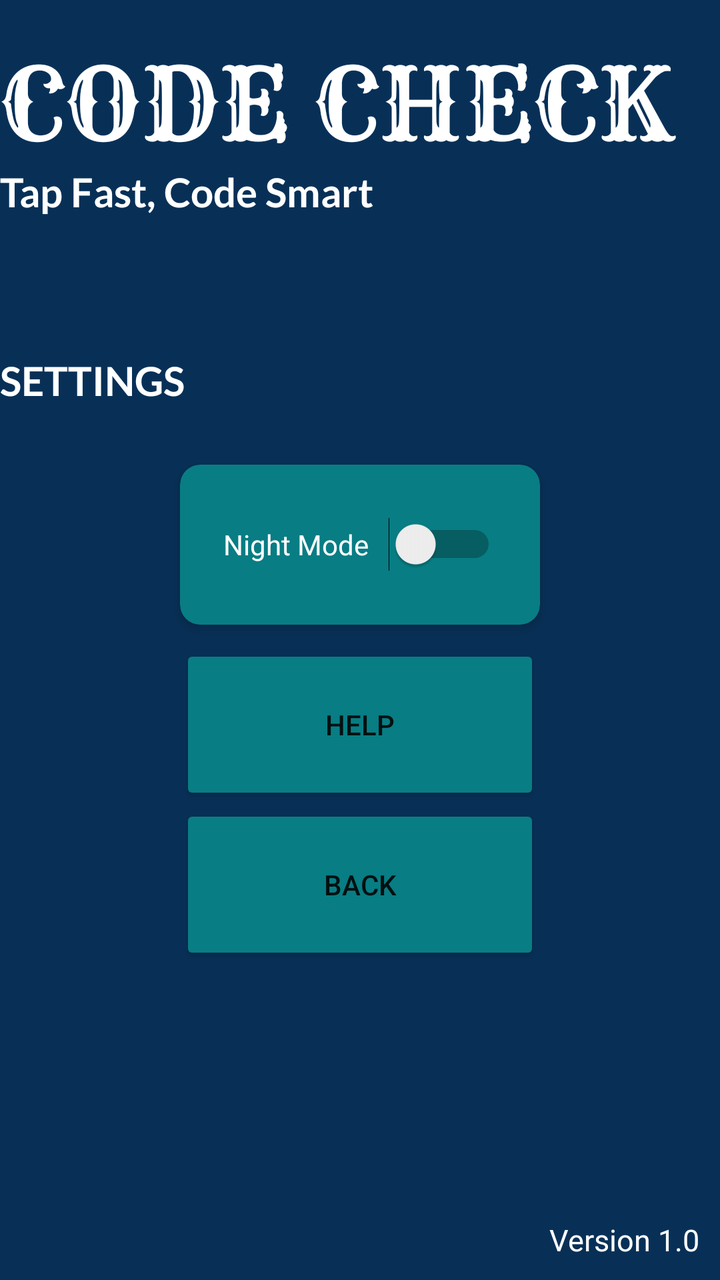
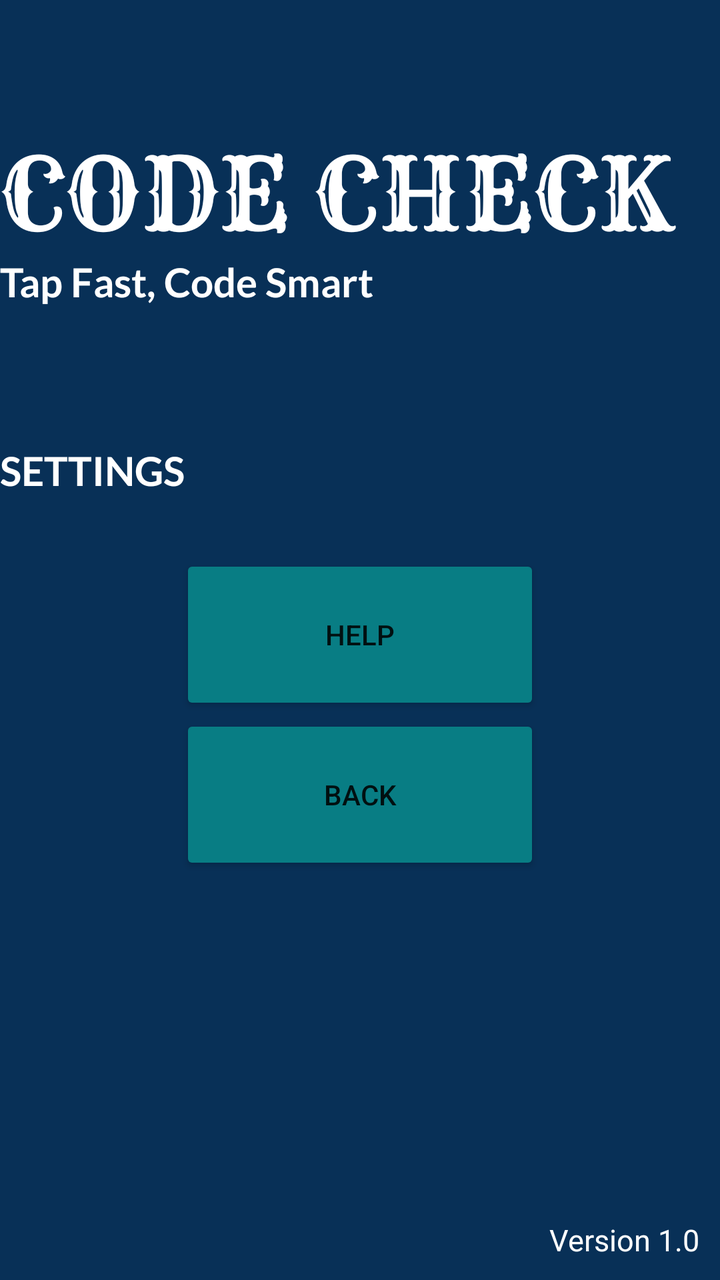

Screens rendered from an Android XML layout before and after an edit, with the pre-edit source and the edit as a unified diff.
<!-- AndroidManifest.xml: application theme Theme.CodeCheckProject -->
<!-- res/layout/activity_settings_page.xml -->
<?xml version="1.0" encoding="utf-8"?>
<FrameLayout xmlns:android="http://schemas.android.com/apk/res/android"
    xmlns:app="http://schemas.android.com/apk/res-auto"
    xmlns:tools="http://schemas.android.com/tools"
    android:id="@+id/main"
    android:layout_width="match_parent"
    android:layout_height="match_parent"
    tools:context=".SettingsPage">

    <LinearLayout
        android:layout_width="match_parent"
        android:layout_height="match_parent"
        android:background="@color/blue"
        android:orientation="vertical"
        android:gravity="center">

        <TextView
            android:layout_width="match_parent"
            android:layout_height="wrap_content"
            android:text="CODE CHECK"
            android:textSize="50sp"
            android:textAlignment="center"
            android:textColor="@color/white"
            android:fontFamily="@font/rye"
            android:layout_marginTop="-100dp"/>

        <TextView
            android:layout_width="match_parent"
            android:layout_height="wrap_content"
            android:text="Tap Fast, Code Smart"
            android:textSize="20sp"
            android:textAlignment="center"
            android:textColor="@color/white"
            android:fontFamily="@font/lato_bold"/>

        <TextView
            android:layout_width="match_parent"
            android:layout_height="wrap_content"
            android:text="SETTINGS"
            android:textSize="20sp"
            android:textAlignment="center"
            android:textColor="@color/white"
            android:fontFamily="@font/lato_bold"
            android:layout_marginTop="70dp"
            android:layout_marginBottom="30dp"/>

        <com.google.android.material.card.MaterialCardView
            android:layout_width="180dp"
            android:layout_height="80dp"
            android:layout_marginBottom="10dp"
            app:cardCornerRadius="10dp"
            app:cardBackgroundColor="@color/green"
            app:cardElevation="4dp">

            <LinearLayout
                android:layout_width="match_parent"
                android:layout_height="match_parent"
                android:orientation="horizontal"
                android:gravity="center"
                android:padding="10dp">

                <TextView
                    android:id="@+id/nightModeText"
                    android:layout_width="wrap_content"
                    android:layout_height="wrap_content"
                    android:text="Night Mode"
                    android:textColor="@color/white"
                    android:textSize="14sp"
                    android:layout_marginEnd="10dp"/>

                <Switch
                    android:id="@+id/nightModeSwitch"
                    android:layout_width="wrap_content"
                    android:layout_height="wrap_content"/>
            </LinearLayout>

        </com.google.android.material.card.MaterialCardView>


        <Button
            android:id="@+id/helpBtn"
            android:layout_width="180dp"
            android:layout_height="80dp"
            android:text="Help"
            android:backgroundTint="@color/green"
            app:cornerRadius="10dp" />

        <Button
            android:id="@+id/backBtn"
            android:layout_width="180dp"
            android:layout_height="80dp"
            android:text="Back"
            android:backgroundTint="@color/green"
            app:cornerRadius="10dp" />

    </LinearLayout>

    <TextView
        android:layout_width="wrap_content"
        android:layout_height="wrap_content"
        android:text="Version 1.0"
        android:textColor="@color/white"
        android:textSize="15sp"
        android:layout_gravity="bottom|end"
        android:layout_margin="10dp"/>
</FrameLayout>
<!-- resources referenced by this layout -->
<resources>
  <color name="blue"> #083057</color>
  <color name="green"> #087d84</color>
  <color name="white">#FFFFFFFF</color>
  <style name="Theme.CodeCheckProject" parent="Theme.MaterialComponents.DayNight.NoActionBar">
          
          <item name="colorPrimary">@color/purple_500</item>
          <item name="colorPrimaryVariant">@color/purple_700</item>
          <item name="colorOnPrimary">@color/white</item>
          
          <item name="colorSecondary">@color/teal_200</item>
          <item name="colorSecondaryVariant">@color/teal_700</item>
          <item name="colorOnSecondary">@color/black</item>
          
          <item name="android:statusBarColor">?attr/colorPrimaryVariant</item>
          
      </style>
  <color name="purple_500">#FF6200EE</color>
  <color name="purple_700">#FF3700B3</color>
  <color name="teal_200">#FF03DAC5</color>
  <color name="teal_700">#FF018786</color>
  <color name="black">#FF000000</color>
</resources>

<!-- the commit's change to res/layout/activity_settings_page.xml (unified diff, before → after) -->
@@ -44,38 +44,6 @@
             android:layout_marginTop="70dp"
             android:layout_marginBottom="30dp"/>
 
-        <com.google.android.material.card.MaterialCardView
-            android:layout_width="180dp"
-            android:layout_height="80dp"
-            android:layout_marginBottom="10dp"
-            app:cardCornerRadius="10dp"
-            app:cardBackgroundColor="@color/green"
-            app:cardElevation="4dp">
-
-            <LinearLayout
-                android:layout_width="match_parent"
-                android:layout_height="match_parent"
-                android:orientation="horizontal"
-                android:gravity="center"
-                android:padding="10dp">
-
-                <TextView
-                    android:id="@+id/nightModeText"
-                    android:layout_width="wrap_content"
-                    android:layout_height="wrap_content"
-                    android:text="Night Mode"
-                    android:textColor="@color/white"
-                    android:textSize="14sp"
-                    android:layout_marginEnd="10dp"/>
-
-                <Switch
-                    android:id="@+id/nightModeSwitch"
-                    android:layout_width="wrap_content"
-                    android:layout_height="wrap_content"/>
-            </LinearLayout>
-
-        </com.google.android.material.card.MaterialCardView>
-
 
         <Button
             android:id="@+id/helpBtn"
